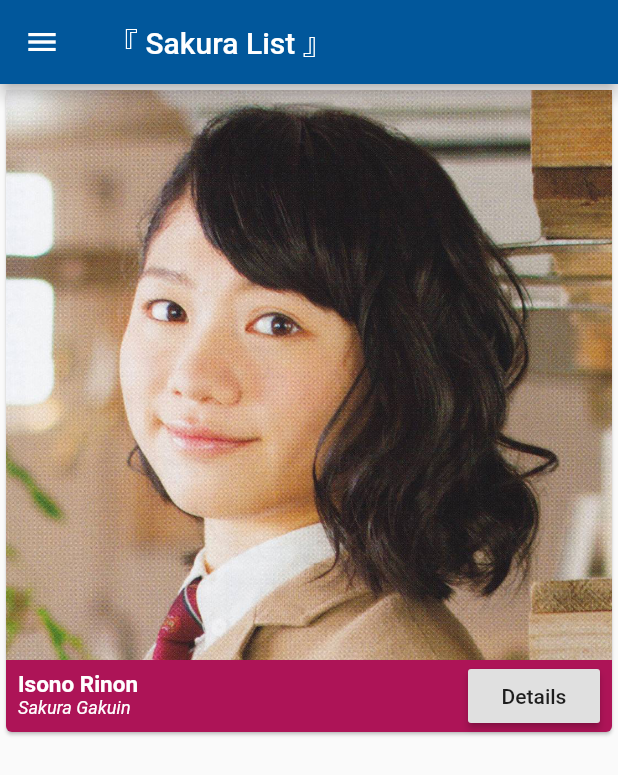
After one commit to emmanuelsw/flutter_sg, a Flutter app: the HomePage screen opened by its route, on a phone screen of 412 x 824 dp. The commit adds this screen. Shown: the top 775 px of the screen. Run offline on Flutter 3.47's test engine with Material 2 defaults, Android fonts, the phone set to English and light mode, and no system bars.

Commit message:
Refactoring cards

```diff
--- /dev/null
+++ b/lib/widgets/members/member_card.dart
@@ -0,0 +1,58 @@
+import 'package:flutter/material.dart';
+
+class MemberCard extends StatelessWidget {
+  final Map<String, dynamic> member;
+  final int memberIndex;
+
+  MemberCard(this.member, this.memberIndex);
+
+  Widget _cardBodyText(index) {
+    return Padding(
+      padding: EdgeInsets.only(top: 7.0, left: 8.0),
+      child: Column(
+        crossAxisAlignment: CrossAxisAlignment.start,
+        children: <Widget>[
+          Text(
+            member['title'],
+            style: TextStyle(color: Colors.white, fontWeight: FontWeight.bold, fontSize: 15.0),
+          ),
+          Text(
+            'Sakura Gakuin',
+            style: TextStyle(fontStyle: FontStyle.italic, fontSize: 12.0, color: Colors.white),
+          )
+        ],
+      ),
+    );
+  }
+
+  Widget _detailsButton(BuildContext context, int index) {
+    return Padding(
+      padding: EdgeInsets.only(right: 8.0),
+      child: RaisedButton(
+        child: Text('Details'),
+        onPressed: () => Navigator.pushNamed<bool>(context, '/member/$index')
+      ),
+    );
+  }
+
+  @override
+  Widget build(BuildContext context) {
+    return Card(
+      color: Colors.pink[800],
+      child: Column(
+        crossAxisAlignment: CrossAxisAlignment.start,
+        children: [
+          Image.asset(member['image']),
+          Row(
+            mainAxisAlignment: MainAxisAlignment.spaceBetween,
+            crossAxisAlignment: CrossAxisAlignment.start,
+            children: <Widget>[
+              _cardBodyText(memberIndex),
+              _detailsButton(context, memberIndex)
+            ],
+          ),
+        ],
+      ),
+    );
+  }
+}
```
Also changed, not shown: lib/widgets/members/members.dart (+2 -50 lines).
